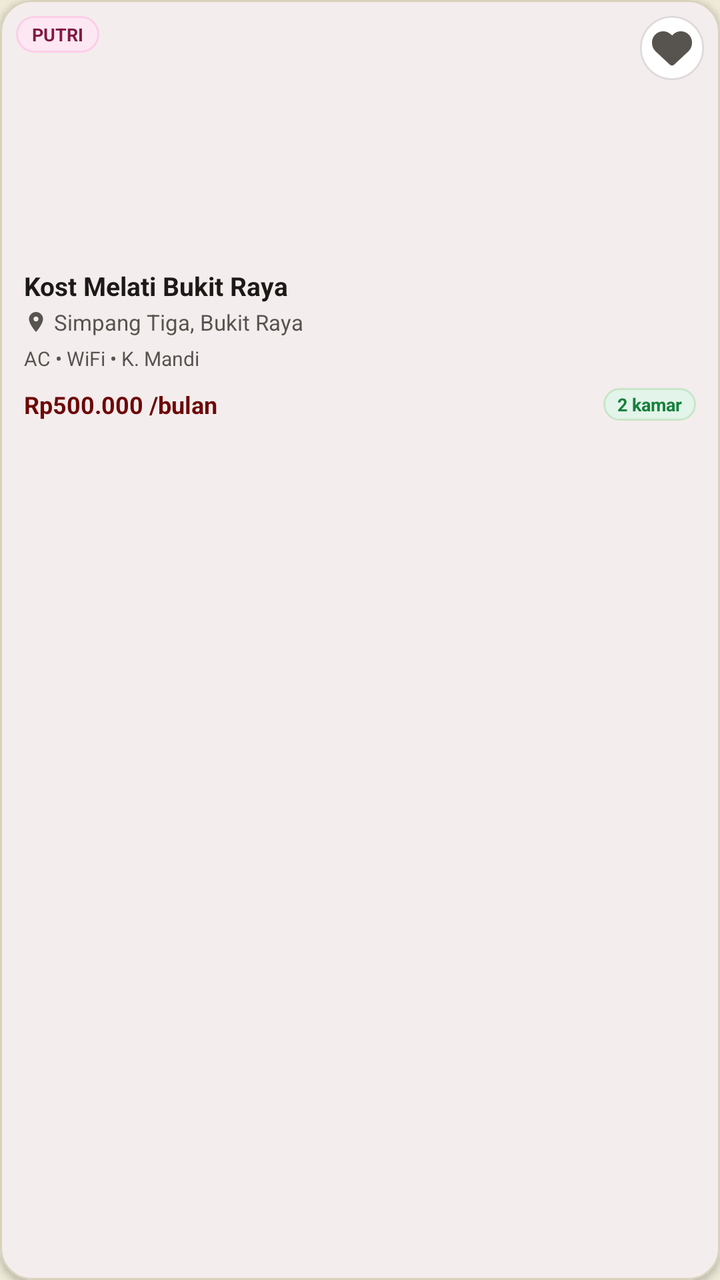
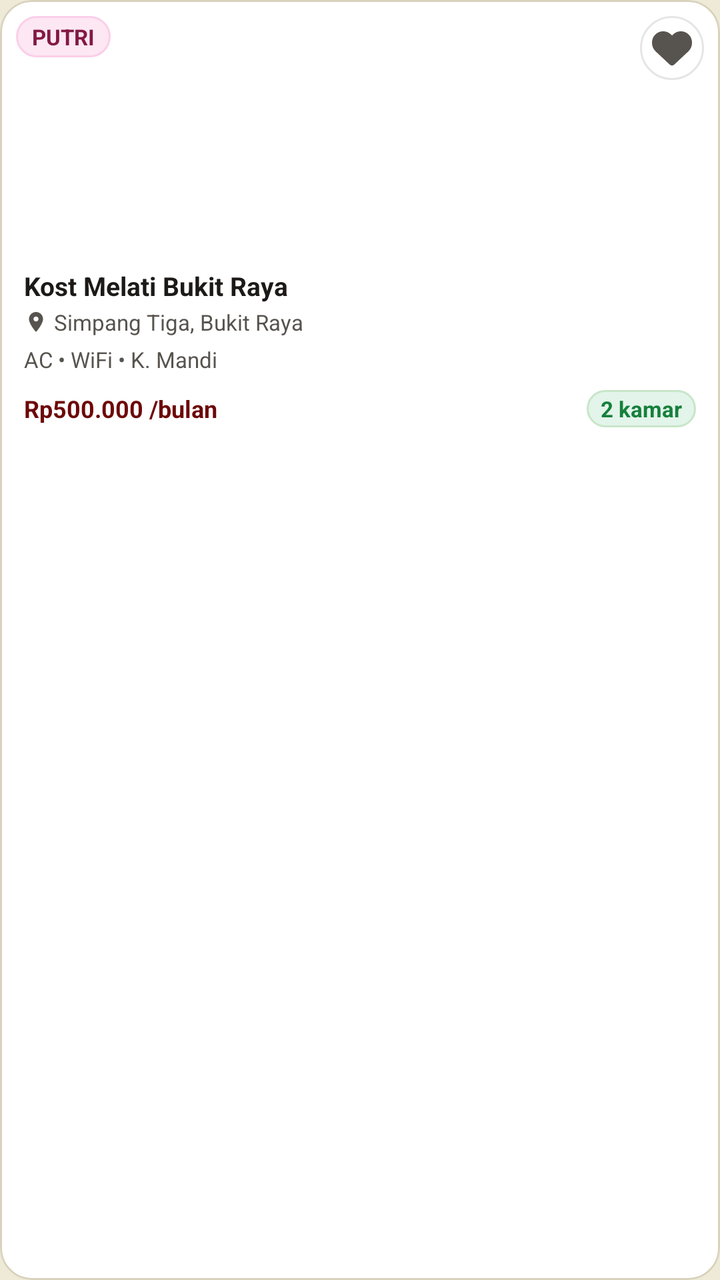

Compare the two renders of this Android layout. The source of the first and the diff that turns it into the second are given below.
<!-- AndroidManifest.xml: application theme Theme.CariKostKita -->
<!-- res/layout/item_kost_card_compact.xml -->
<?xml version="1.0" encoding="utf-8"?>
<com.google.android.material.card.MaterialCardView xmlns:android="http://schemas.android.com/apk/res/android"
    xmlns:app="http://schemas.android.com/apk/res-auto"
    android:id="@+id/card_compact_root"
    android:layout_width="220dp"
    android:layout_height="wrap_content"
    android:layout_marginEnd="14dp"
    android:layout_marginVertical="4dp"
    app:cardBackgroundColor="@color/surface"
    app:cardCornerRadius="16dp"
    app:cardElevation="2dp"
    app:strokeColor="@color/border_subtle"
    app:strokeWidth="1dp">

    <LinearLayout
        android:layout_width="match_parent"
        android:layout_height="wrap_content"
        android:orientation="vertical">

        
        <FrameLayout
            android:layout_width="match_parent"
            android:layout_height="124dp">

            <com.google.android.material.imageview.ShapeableImageView
                android:id="@+id/iv_compact_thumbnail"
                android:layout_width="match_parent"
                android:layout_height="124dp"
                android:contentDescription="Foto Kost"
                android:scaleType="centerCrop"
                app:shapeAppearanceOverlay="@style/ShapeAppearance.CariKostKita.ThumbRadius14" />

            
            <LinearLayout
                android:id="@+id/layout_compact_placeholder"
                android:layout_width="match_parent"
                android:layout_height="124dp"
                android:background="@drawable/bg_thumb_placeholder"
                android:gravity="center"
                android:orientation="vertical"
                android:visibility="gone">

                <ImageView
                    android:layout_width="28dp"
                    android:layout_height="28dp"
                    android:contentDescription="Placeholder"
                    android:src="@drawable/ic_nav_home"
                    app:tint="@color/placeholder_icon" />

                <TextView
                    android:layout_width="wrap_content"
                    android:layout_height="wrap_content"
                    android:layout_marginTop="4dp"
                    android:text="Foto belum tersedia"
                    android:textColor="@color/placeholder_text"
                    android:textSize="10sp" />
            </LinearLayout>

            
            <TextView
                android:id="@+id/tv_compact_badge_tipe"
                android:layout_width="wrap_content"
                android:layout_height="wrap_content"
                android:layout_gravity="top|start"
                android:layout_margin="8dp"
                android:background="@drawable/bg_badge_putri"
                android:paddingHorizontal="8dp"
                android:paddingVertical="3dp"
                android:text="PUTRI"
                android:textColor="@color/badge_putri"
                android:textSize="9sp"
                android:textStyle="bold" />

            
            <FrameLayout
                android:layout_width="32dp"
                android:layout_height="32dp"
                android:layout_gravity="top|end"
                android:layout_margin="8dp"
                android:background="@drawable/bg_fav_circle">

                <ImageButton
                    android:id="@+id/btn_compact_favorite_toggle"
                    android:layout_width="match_parent"
                    android:layout_height="match_parent"
                    android:background="?attr/selectableItemBackgroundBorderless"
                    android:contentDescription="Simpan Favorit"
                    android:padding="6dp"
                    android:scaleType="fitCenter"
                    android:src="@drawable/ic_heart_outline" />
            </FrameLayout>

        </FrameLayout>

        
        <LinearLayout
            android:layout_width="match_parent"
            android:layout_height="wrap_content"
            android:orientation="vertical"
            android:paddingHorizontal="12dp"
            android:paddingTop="10dp"
            android:paddingBottom="12dp">

            
            <TextView
                android:id="@+id/tv_compact_name"
                android:layout_width="match_parent"
                android:layout_height="wrap_content"
                android:ellipsize="end"
                android:maxLines="1"
                android:text="Kost Melati Bukit Raya"
                android:textColor="@color/text_primary"
                android:textSize="13sp"
                android:textStyle="bold" />

            
            <LinearLayout
                android:layout_width="match_parent"
                android:layout_height="wrap_content"
                android:layout_marginTop="2dp"
                android:gravity="center_vertical"
                android:orientation="horizontal">

                <ImageView
                    android:layout_width="12dp"
                    android:layout_height="12dp"
                    android:contentDescription="Lokasi"
                    android:src="@drawable/ic_location_pin"
                    app:tint="@color/text_secondary" />

                <TextView
                    android:id="@+id/tv_compact_location"
                    android:layout_width="0dp"
                    android:layout_height="wrap_content"
                    android:layout_marginStart="3dp"
                    android:layout_weight="1"
                    android:ellipsize="end"
                    android:maxLines="1"
                    android:text="Simpang Tiga, Bukit Raya"
                    android:textColor="@color/text_secondary"
                    android:textSize="11sp" />
            </LinearLayout>

            
            <TextView
                android:id="@+id/tv_compact_facilities"
                android:layout_width="match_parent"
                android:layout_height="wrap_content"
                android:layout_marginTop="4dp"
                android:ellipsize="end"
                android:maxLines="1"
                android:text="AC • WiFi • K. Mandi"
                android:textColor="@color/text_secondary"
                android:textSize="10sp" />

            
            <LinearLayout
                android:layout_width="match_parent"
                android:layout_height="wrap_content"
                android:layout_marginTop="8dp"
                android:gravity="center_vertical"
                android:orientation="horizontal">

                <TextView
                    android:id="@+id/tv_compact_price"
                    android:layout_width="0dp"
                    android:layout_height="wrap_content"
                    android:layout_weight="1"
                    android:ellipsize="end"
                    android:maxLines="1"
                    android:text="Rp500.000 /bulan"
                    android:textColor="@color/primary"
                    android:textSize="12sp"
                    android:textStyle="bold" />

                
                <TextView
                    android:id="@+id/tv_compact_status"
                    android:layout_width="wrap_content"
                    android:layout_height="wrap_content"
                    android:background="@drawable/bg_pill_tersedia"
                    android:paddingHorizontal="7dp"
                    android:paddingVertical="2dp"
                    android:text="2 kamar"
                    android:textColor="@color/status_tersedia"
                    android:textSize="9sp"
                    android:textStyle="bold" />
            </LinearLayout>

        </LinearLayout>
    </LinearLayout>

</com.google.android.material.card.MaterialCardView>
<!-- resources referenced by this layout -->
<resources>
  <color name="badge_putri">#831843</color>
  <color name="border_subtle">#D8D2BC</color>
  <color name="placeholder_icon">#6D0808</color>
  <color name="placeholder_text">#620808</color>
  <color name="primary">#6D0808</color>
  <color name="status_tersedia">#16803C</color>
  <color name="surface">#FFFFFF</color>
  <color name="text_primary">#1C1917</color>
  <color name="text_secondary">#57534E</color>
  <!-- drawable bg_badge_putri (drawable) -->
  <?xml version="1.0" encoding="utf-8"?>
  <shape xmlns:android="http://schemas.android.com/apk/res/android">
      <solid android:color="@color/badge_putri_soft" />
      <stroke android:width="1dp" android:color="#FBCFE8" />
      <corners android:radius="99dp" />
  </shape>
  <!-- drawable bg_fav_circle (drawable) -->
  <?xml version="1.0" encoding="utf-8"?>
  <shape xmlns:android="http://schemas.android.com/apk/res/android"
      android:shape="oval">
      <solid android:color="@color/surface" />
      <stroke
          android:width="1dp"
          android:color="#1A000000" />
  </shape>
  <!-- drawable bg_pill_tersedia (drawable) -->
  <?xml version="1.0" encoding="utf-8"?>
  <shape xmlns:android="http://schemas.android.com/apk/res/android">
      <solid android:color="@color/status_tersedia_soft" />
      <stroke android:width="1dp" android:color="#C8E6C9" />
      <corners android:radius="99dp" />
  </shape>
  <!-- drawable bg_thumb_placeholder (drawable) -->
  <?xml version="1.0" encoding="utf-8"?>
  <shape xmlns:android="http://schemas.android.com/apk/res/android"
      android:shape="rectangle">
      <solid android:color="@color/placeholder_bg" />
      <corners android:radius="14dp" />
  </shape>
  <!-- drawable ic_heart_outline (drawable) -->
  <vector xmlns:android="http://schemas.android.com/apk/res/android"
      android:width="24dp"
      android:height="24dp"
      android:viewportWidth="512"
      android:viewportHeight="512">
      <path
          android:fillColor="@color/text_secondary"
          android:pathData="M244,84L256,96 268,84c32.6,-32.6 79,-47.5 124.6,-39.9C461.5,55.6 512,115.2 512,185.1v5.8c0,41.5 -17.2,81.2 -47.6,109.5L283.7,469.1c-7.5,7 -17.4,10.9 -27.7,10.9s-20.2,-3.9 -27.7,-10.9L47.6,300.4C17.2,272.1 0,232.4 0,190.9v-5.8c0,-69.9 50.5,-129.5 119.4,-141C165,36.5 211.4,51.4 244,84zm-48,72c-26.5,0 -48,21.5 -48,48 0,8.8 -7.2,16 -16,16s-16,-7.2 -16,-16c0,-44.2 35.8,-80 80,-80 8.8,0 16,7.2 16,16s-7.2,16 -16,16z"/>
  </vector>
  <!-- drawable ic_location_pin (drawable) -->
  <vector xmlns:android="http://schemas.android.com/apk/res/android"
      android:width="24dp"
      android:height="24dp"
      android:viewportWidth="24"
      android:viewportHeight="24">
      <path
          android:fillColor="@color/primary"
          android:pathData="M12,2C8.13,2 5,5.13 5,9c0,5.25 7,13 7,13s7,-7.75 7,-13c0,-3.87 -3.13,-7 -7,-7zm0,9.5c-1.38,0 -2.5,-1.12 -2.5,-2.5s1.12,-2.5 2.5,-2.5 2.5,1.12 2.5,2.5 -1.12,2.5 -2.5,2.5z"/>
  </vector>
  <!-- drawable ic_nav_home (drawable) -->
  <vector xmlns:android="http://schemas.android.com/apk/res/android"
      android:width="24dp"
      android:height="24dp"
      android:viewportWidth="24"
      android:viewportHeight="24">
      <path
          android:fillColor="@color/text_primary"
          android:pathData="M10,20v-6h4v6h5v-8h3L12,3 2,12h3v8z"/>
  </vector>
  <style name="ShapeAppearance.CariKostKita.ThumbRadius14" parent="">
          <item name="cornerSize">14dp</item>
      </style>
  <color name="badge_putri_soft">#FCE7F3</color>
  <color name="status_tersedia_soft">#E3F4EA</color>
  <color name="placeholder_bg">#F4EFE0</color>
  <color name="primary_dark">#620808</color>
  <color name="on_primary">#EEEAD7</color>
  <color name="primary_soft">#F4EFE0</color>
  <color name="background">#EEEAD7</color>
  <color name="border">#D8D2BC</color>
  <!-- unchanged entries left out for length: 1 -->
</resources>

<!-- the commit's change to res/layout/item_kost_card_compact.xml (unified diff, before → after) -->
@@ -8,7 +8,7 @@
     android:layout_marginVertical="4dp"
     app:cardBackgroundColor="@color/surface"
     app:cardCornerRadius="16dp"
-    app:cardElevation="2dp"
+    app:cardElevation="0dp"
     app:strokeColor="@color/border_subtle"
     app:strokeWidth="1dp">
 
@@ -53,7 +53,7 @@
                     android:layout_marginTop="4dp"
                     android:text="Foto belum tersedia"
                     android:textColor="@color/placeholder_text"
-                    android:textSize="10sp" />
+                    android:textSize="11sp" />
             </LinearLayout>
 
             
@@ -68,7 +68,7 @@
                 android:paddingVertical="3dp"
                 android:text="PUTRI"
                 android:textColor="@color/badge_putri"
-                android:textSize="9sp"
+                android:textSize="11sp"
                 android:textStyle="bold" />
 
             
@@ -151,7 +151,7 @@
                 android:maxLines="1"
                 android:text="AC • WiFi • K. Mandi"
                 android:textColor="@color/text_secondary"
-                android:textSize="10sp" />
+                android:textSize="11sp" />
 
             
             <LinearLayout
@@ -183,7 +183,7 @@
                     android:paddingVertical="2dp"
                     android:text="2 kamar"
                     android:textColor="@color/status_tersedia"
-                    android:textSize="9sp"
+                    android:textSize="11sp"
                     android:textStyle="bold" />
             </LinearLayout>
 
